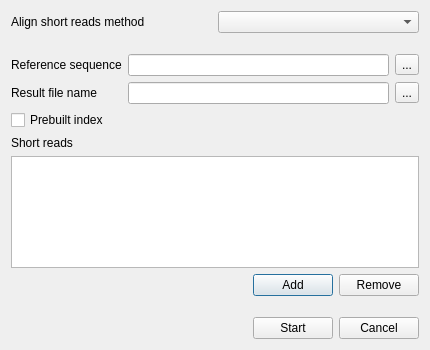
Qt form src/corelibs/U2View/src/util_dna_assembly/ui/AssemblyToRefDialog.ui (violethaze74/ugene) before a commit.
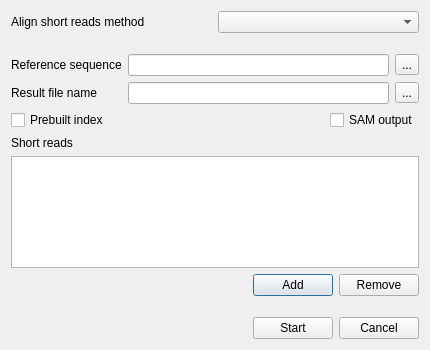
The same form after that commit.

Patch:
```diff
--- a/src/corelibs/U2View/src/util_dna_assembly/ui/AssemblyToRefDialog.ui
+++ b/src/corelibs/U2View/src/util_dna_assembly/ui/AssemblyToRefDialog.ui
@@ -107,7 +107,11 @@
        </property>
       </widget>
      </item>
-     <item row="2" column="0">
+    </layout>
+   </item>
+   <item>
+    <layout class="QHBoxLayout" name="horizontalLayout">
+     <item>
       <widget class="QCheckBox" name="prebuiltIndexCheckBox">
        <property name="toolTip">
         <string>Use an index file instead of a source reference sequence.</string>
@@ -117,6 +121,26 @@
        </property>
       </widget>
      </item>
+     <item>
+      <spacer name="horizontalSpacer_2">
+       <property name="orientation">
+        <enum>Qt::Horizontal</enum>
+       </property>
+       <property name="sizeHint" stdset="0">
+        <size>
+         <width>40</width>
+         <height>20</height>
+        </size>
+       </property>
+      </spacer>
+     </item>
+     <item>
+      <widget class="QCheckBox" name="samBox">
+       <property name="text">
+        <string>SAM output</string>
+       </property>
+      </widget>
+     </item>
     </layout>
    </item>
    <item>
```
